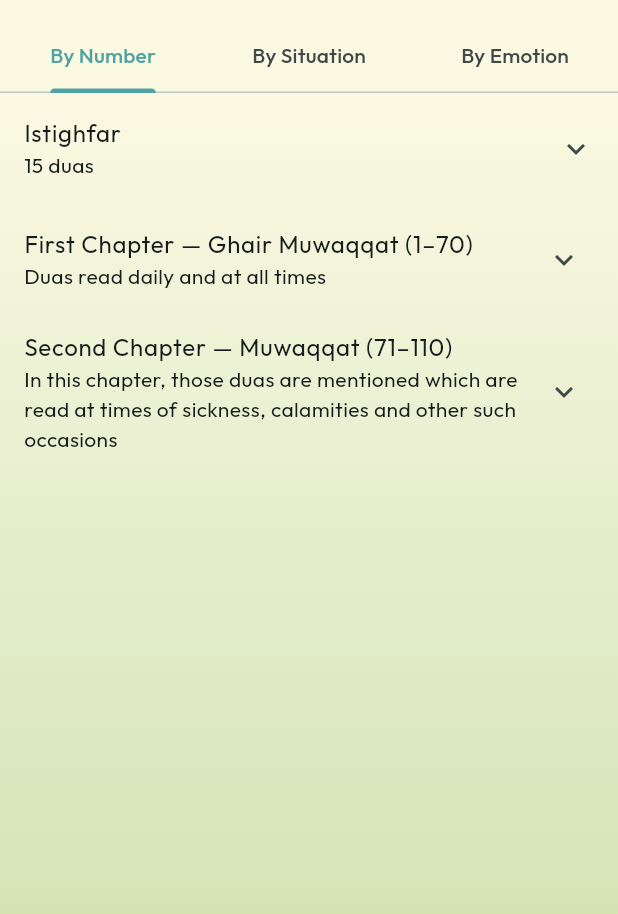
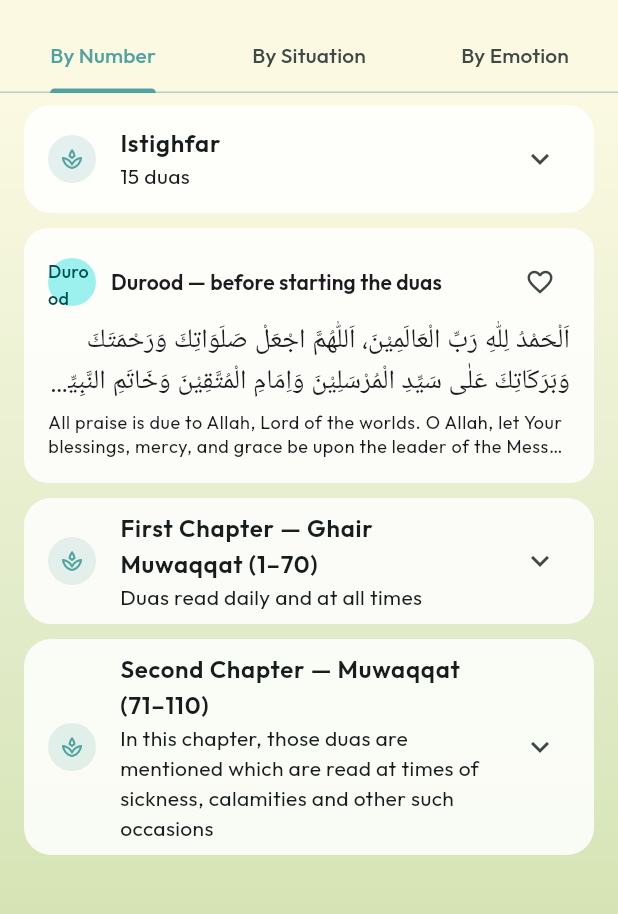
Before and after one commit to imtiazitp-stack/bayan-ud-dua, a Flutter app: the BrowseScreen screen opened directly, on a phone screen of 412 x 824 dp, the part 63-977 px from its top. Run offline on Flutter 3.47's test engine with Material 3 defaults, Android fonts, the phone set to English and light mode, and no system bars; our stand-ins replace google_fonts, just_audio, share_plus, shared_preferences; accounts and stored records are empty; Roboto replaces fonts that are missing (Amiri).

Commit message:
Update browse_screen.dart

```diff
--- a/lib/screens/browse_screen.dart
+++ b/lib/screens/browse_screen.dart
@@ -74,7 +74,8 @@ class _NumberList extends StatelessWidget {
   /// sub-sections (Entering Home, After Eating, Istikhara, ...) instead of
   /// one flat list. Duas whose situation is unique to them use their own
   /// title as the label instead of the (often long) situation text, since
-  /// a one-off dua reads better under its own name.
+  /// a one-off dua reads better under its own name — prefixed with its
+  /// number (e.g. "22 - Jameih Dua"), matching the old app's numbering.
   Map<String, List<Dua>> _groupBySituation(List<Dua> duas) {
     final groups = <String, List<Dua>>{};
     for (final d in duas) {
@@ -84,7 +85,7 @@ class _NumberList extends StatelessWidget {
     final result = <String, List<Dua>>{};
     groups.forEach((key, list) {
       final useTitle = list.length == 1 && list.first.title.isNotEmpty && key == list.first.situation;
-      result[useTitle ? list.first.title : key] = list;
+      result[useTitle ? '${list.first.duaNo} - ${list.first.title}' : key] = list;
     });
     return result;
   }
@@ -99,6 +100,7 @@ class _NumberList extends StatelessWidget {
         }
         final duas = snapshot.data!;
         final istighfar = _range(duas, 1, 15);
+        final durood = duas.where((d) => d.appId == 141).toList();
         final morningEvening = _range(duas, 16, 28);
         final afterSalah = _range(duas, 29, 39);
         final otherDuas = _range(duas, 40, 93);
@@ -107,11 +109,27 @@ class _NumberList extends StatelessWidget {
         final muwaqqatGroups = _groupBySituation(muwaqqat);
 
         return ListView(
+          padding: const EdgeInsets.only(top: 8, bottom: 16),
           children: [
             _NumberCategory(title: 'Istighfar', duas: istighfar),
-            ExpansionTile(
-              title: const Text('First Chapter — Ghair Muwaqqat (1–70)'),
-              subtitle: const Text('Duas read daily and at all times'),
+            // Sits between Istighfar and the First Chapter's own numbered
+            // duas — it's read once before the chapter's duas begin, not
+            // filed under any of them.
+            if (durood.isNotEmpty)
+              Padding(
+                padding: const EdgeInsets.fromLTRB(16, 0, 16, 10),
+                child: DuaCard(
+                  dua: durood.first,
+                  onTap: () => Navigator.of(context).push(
+                    MaterialPageRoute(
+                      builder: (_) => DuaDetailScreen(duas: durood, initialIndex: 0),
+                    ),
+                  ),
+                ),
+              ),
+            _SectionTile(
+              title: 'First Chapter — Ghair Muwaqqat (1–70)',
+              subtitle: 'Duas read daily and at all times',
               children: [
                 _NumberCategory(title: 'Morning & Evening Duas', duas: morningEvening, indent: true),
                 _NumberCategory(title: 'Dua after Salah', duas: afterSalah, indent: true),
@@ -119,11 +137,10 @@ class _NumberList extends StatelessWidget {
                   _NumberCategory(title: entry.key, duas: entry.value, indent: true),
               ],
             ),
-            ExpansionTile(
-              title: const Text('Second Chapter — Muwaqqat (71–110)'),
-              subtitle: const Text(
-                'In this chapter, those duas are mentioned which are read at times of sickness, calamities and other such occasions',
-              ),
+            _SectionTile(
+              title: 'Second Chapter — Muwaqqat (71–110)',
+              subtitle:
+                  'In this chapter, those duas are mentioned which are read at times of sickness, calamities and other such occasions',
               children: [
                 for (final entry in muwaqqatGroups.entries)
                   _NumberCategory(title: entry.key, duas: entry.value, indent: true),
@@ -132,6 +149,55 @@ class _NumberList extends StatelessWidget {
           ],
         );
       },
+    );
+  }
+}
+
+/// The rounded, icon-badged expandable row shared by every level of the
+/// "By Number" tab (top-level chapters and their nested sub-sections), so
+/// the whole index reads as one consistent list of pills instead of bare
+/// Material list tiles.
+class _SectionTile extends StatelessWidget {
+  final String title;
+  final String? subtitle;
+  final bool indent;
+  final List<Widget> children;
+
+  const _SectionTile({
+    required this.title,
+    this.subtitle,
+    this.indent = false,
+    required this.children,
+  });
+
+  @override
+  Widget build(BuildContext context) {
+    final primary = Theme.of(context).colorScheme.primary;
+    final isDark = Theme.of(context).brightness == Brightness.dark;
+    final cardColor = isDark ? Theme.of(context).colorScheme.surfaceContainer : Colors.white.withValues(alpha: 0.85);
+    return Padding(
+      padding: EdgeInsets.fromLTRB(indent ? 28 : 16, 0, 16, 10),
+      child: Theme(
+        data: Theme.of(context).copyWith(dividerColor: Colors.transparent),
+        child: ClipRRect(
+          borderRadius: BorderRadius.circular(18),
+          child: ExpansionTile(
+            backgroundColor: cardColor,
+            collapsedBackgroundColor: cardColor,
+            shape: const RoundedRectangleBorder(),
+            collapsedShape: const RoundedRectangleBorder(),
+            leading: CircleAvatar(
+              radius: 16,
+              backgroundColor: primary.withValues(alpha: 0.15),
+              child: Icon(Icons.spa_outlined, size: 16, color: primary),
+            ),
+            title: Text(title, style: const TextStyle(fontWeight: FontWeight.w600)),
+            subtitle: subtitle != null ? Text(subtitle!) : null,
+            childrenPadding: const EdgeInsets.only(bottom: 8),
+            children: children,
+          ),
+        ),
+      ),
     );
   }
 }
@@ -148,14 +214,14 @@ class _NumberCategory extends StatelessWidget {
 
   @override
   Widget build(BuildContext context) {
-    return ExpansionTile(
-      tilePadding: EdgeInsets.only(left: indent ? 32 : 16, right: 16),
-      title: Text(title),
-      subtitle: Text('${duas.length} duas'),
+    return _SectionTile(
+      title: title,
+      subtitle: '${duas.length} duas',
+      indent: indent,
       children: [
         for (var i = 0; i < duas.length; i++)
           Padding(
-            padding: EdgeInsets.fromLTRB(indent ? 32 : 16, 0, 16, 10),
+            padding: EdgeInsets.fromLTRB(indent ? 16 : 4, 0, 4, 10),
             child: DuaCard(
               dua: duas[i],
               onTap: () => Navigator.of(context).push(
```
